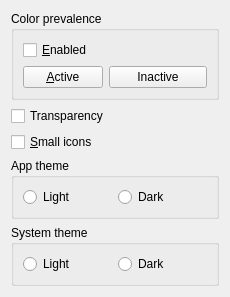
Old version of the form mainwidget.ui in the repository dee/Twikr.
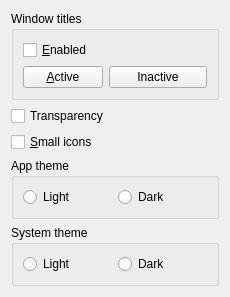
New version of the form.

```diff
--- a/mainwidget.ui
+++ b/mainwidget.ui
@@ -17,7 +17,7 @@
    <item>
     <widget class="QGroupBox" name="grpColor">
      <property name="title">
-      <string>Color prevalence</string>
+      <string>Window titles</string>
      </property>
      <layout class="QGridLayout" name="gridLayout">
       <item row="0" column="0">
```
